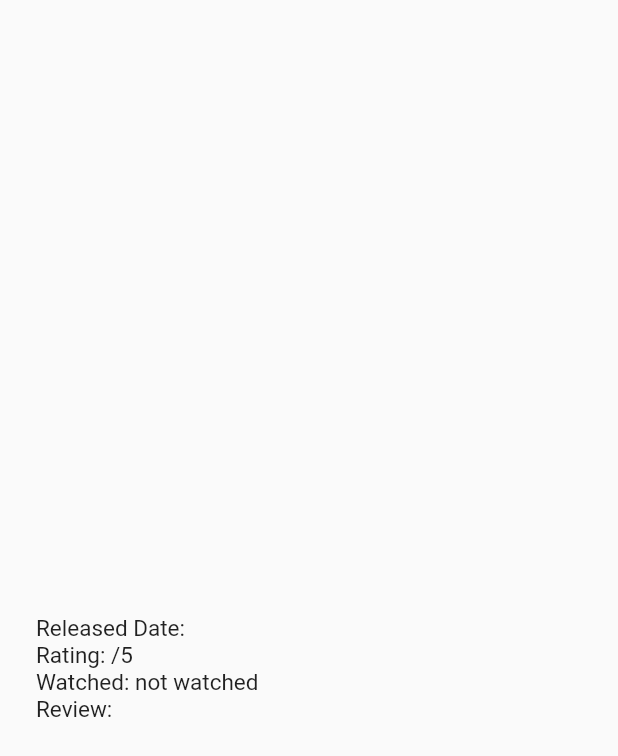
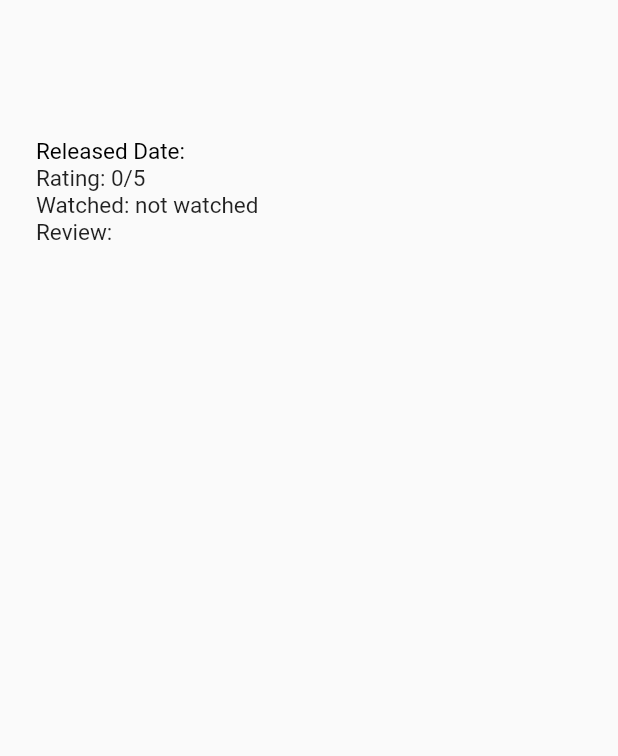
Before and after one commit to carlenee/pbp-flutter-lab, a Flutter app: the WatchListDetailPage screen opened directly with empty values, on a phone screen of 412 x 824 dp. Shown: the top 756 px of the screen. Run offline on Flutter 3.47's test engine with Material 2 defaults, Android fonts, the phone set to English and light mode, and no system bars; our stand-ins replace date_field; missing offline and left inert: dart:html.

Commit message:
assignment 8 done blm d rapihin tapi

```diff
--- a/lib/pages/watch_list_detail_page.dart
+++ b/lib/pages/watch_list_detail_page.dart
@@ -6,7 +6,7 @@ import 'package:flutter/material.dart';
 class WatchListDetailPage extends StatelessWidget {
   final String title;
   final bool watched;
-  final String rating;
+  final int rating;
   final String releasedDate;
   final String review;
 
@@ -18,39 +18,6 @@ class WatchListDetailPage extends StatelessWidget {
       required this.releasedDate,
       required this.review})
       : super(key: key);
-
-  @override
-  Widget build(BuildContext context) {
-    return Padding(
-      padding: const EdgeInsets.all(24.0),
-      child: Column(
-        mainAxisAlignment: MainAxisAlignment.center,
-        crossAxisAlignment: CrossAxisAlignment.start,
-        children: [
-          Text(
-            title,
-            style: const TextStyle(fontWeight: FontWeight.bold, fontSize: 24),
-          ),
-          const SizedBox(
-            height: 40.0,
-          ),
-          Text(
-            "Released Date: " + releasedDate,
-            style: const TextStyle(fontWeight: FontWeight.normal, fontSize: 15),
-          ),
-          Text(
-            "Rating: " + rating + "/5",
-            style: const TextStyle(fontWeight: FontWeight.normal, fontSize: 15),
-          ),
-          showWatched(),
-          Text(
-            "Review: " + review,
-            style: const TextStyle(fontWeight: FontWeight.normal, fontSize: 15),
-            ),
-        ],
-      ),
-    );
-  }
 
   showWatched() {
     if (watched == true) {
@@ -65,4 +32,43 @@ class WatchListDetailPage extends StatelessWidget {
       );
     }
   }
+
+  @override
+  Widget build(BuildContext context) {
+    return Scaffold(
+        body: Padding(
+      padding: const EdgeInsets.all(24.0),
+      child: Column(
+        mainAxisAlignment: MainAxisAlignment.start,
+        crossAxisAlignment: CrossAxisAlignment.start,
+        children: [
+          Text(
+            title,
+            textAlign: TextAlign.center,
+            style: const TextStyle(
+                fontWeight: FontWeight.bold, fontSize: 24, color: Colors.black),
+          ),
+          const SizedBox(
+            height: 40.0,
+          ),
+          Text(
+            "Released Date: " + releasedDate,
+            style: const TextStyle(
+                fontWeight: FontWeight.normal,
+                fontSize: 15,
+                color: Colors.black),
+          ),
+          Text(
+            "Rating: " + rating.toString() + "/5",
+            style: const TextStyle(fontWeight: FontWeight.normal, fontSize: 15),
+          ),
+          showWatched(),
+          Text(
+            "Review: " + review,
+            style: const TextStyle(fontWeight: FontWeight.normal, fontSize: 15),
+          ),
+        ],
+      ),
+    ));
+  }
 }
--- a/lib/pages/watch_list_page.dart
+++ b/lib/pages/watch_list_page.dart
@@ -140,7 +140,8 @@ class _WatchListPageState extends State<WatchListPage> {
                             margin: const EdgeInsets.all(10),
                             color: Color(0xFFB2DFDB),
                             child: ListTile(
-                              title: Text(_watchlist[index]["fields"]["title"]),
+                              title: Text(
+                                  _watchlist[index]["fields"]["title"]),
                               onTap: () => Navigator.push(
                                   context,
                                   MaterialPageRoute(
@@ -152,13 +153,11 @@ class _WatchListPageState extends State<WatchListPage> {
                                             rating: _watchlist[index]["fields"]
                                                 ["rating"],
                                             releasedDate: _watchlist[index]
-                                                ["fields"]["released_date"],
+                                                ["fields"]["release_date"],
                                             review: _watchlist[index]["fields"]
                                                 ["review"],
-                                          )
-                                          )),
-                            )
-                            );
+                                          ))),
+                            ));
                       },
                     ),
                   )
```
